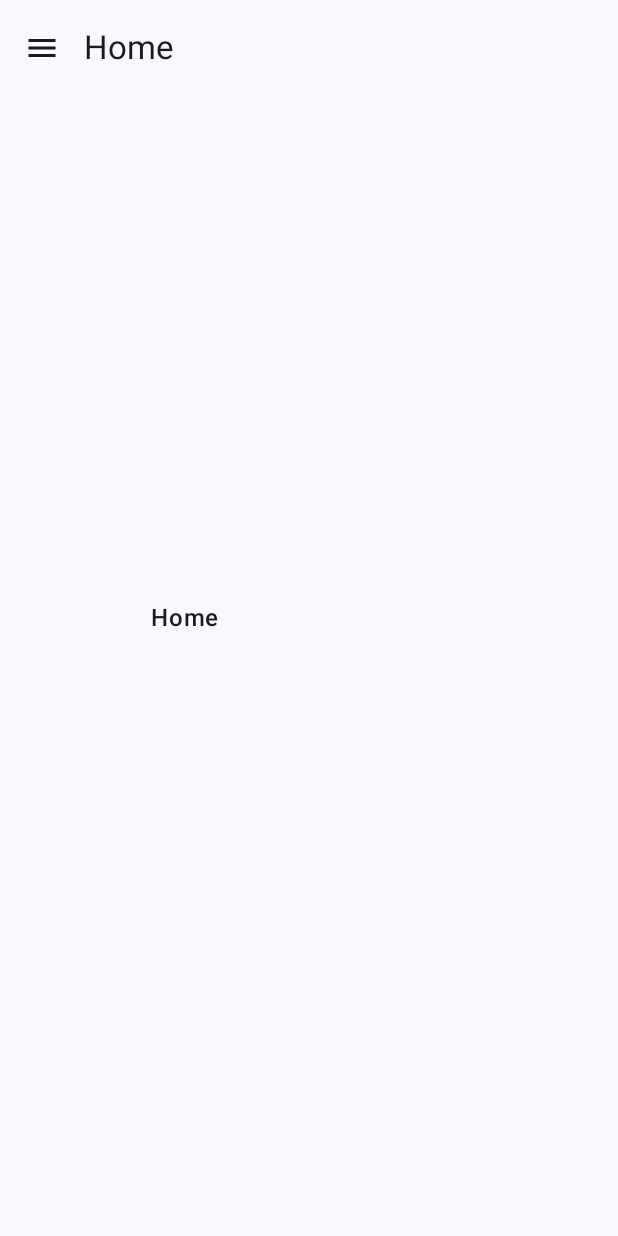
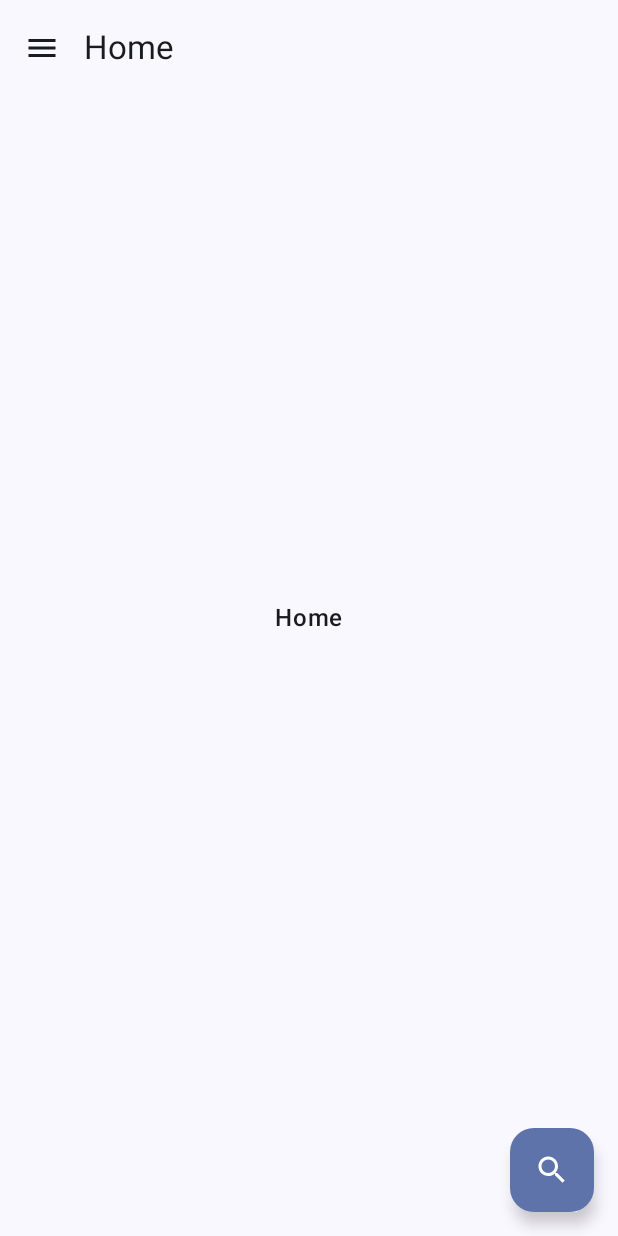
Before and after one commit to FF108/boothrum, an Android app built with Jetpack Compose: the screen it shows after launch (MainActivity), on a phone screen of 412 x 824 dp. Before the commit the screen is almost empty. Run offline under Robolectric (Android 15) with nearby library versions, the light colour scheme and no system bars.

Commit message:
FEAT-WIP : Starting navigation implementation FIX : Search button placement

```diff
--- a/app/build.gradle.kts
+++ b/app/build.gradle.kts
@@ -41,6 +41,7 @@ android {
 
 dependencies {
     implementation("androidx.compose.material:material:1.7.3")
+    implementation ("androidx.navigation:navigation-compose:2.8.0")
 }
 
 dependencies {
--- /dev/null
+++ b/app/src/main/java/com/isenap5/boothrum/HomeScreen.kt
@@ -0,0 +1,12 @@
+package com.isenap5.boothrum
+
+import androidx.compose.foundation.layout.Column
+import androidx.compose.material3.Text
+import androidx.compose.runtime.Composable
+
+@Composable
+fun HomeScreen() {
+    Column {
+        Text(text = "We are on Home Screen")
+    }
+}
--- a/app/src/main/java/com/isenap5/boothrum/MainScreen.kt
+++ b/app/src/main/java/com/isenap5/boothrum/MainScreen.kt
@@ -7,8 +7,8 @@ import androidx.compose.animation.core.animateDpAsState
 import androidx.compose.animation.core.animateFloatAsState
 import androidx.compose.foundation.background
 import androidx.compose.foundation.clickable
+import androidx.compose.foundation.layout.Arrangement
 import androidx.compose.foundation.layout.Box
-import androidx.compose.foundation.layout.Spacer
 import androidx.compose.foundation.layout.fillMaxSize
 import androidx.compose.foundation.layout.navigationBarsPadding
 import androidx.compose.foundation.layout.offset
@@ -46,10 +46,11 @@ import com.isenap5.boothrum.presentation.component.CustomDrawer
 import com.isenap5.boothrum.util.coloredShadow
 import com.isenap5.boothrum.presentation.component.FloatingSearchButton
 import androidx.compose.foundation.layout.Column
-import androidx.compose.foundation.layout.fillMaxHeight
-import androidx.compose.foundation.layout.fillMaxWidth
 import androidx.compose.foundation.layout.padding
+import androidx.navigation.compose.NavHost
+import androidx.navigation.compose.composable
 import kotlin.math.roundToInt
+import androidx.navigation.compose.rememberNavController
 
 @Composable
 fun MainScreen() {
@@ -57,6 +58,17 @@ fun MainScreen() {
     var selectedNavigationItem by rememberSaveable() { mutableStateOf(NavigationItem.Home) }
 
     var searchBarState by rememberSaveable() { mutableStateOf(SearchBarState.Closed) }
+
+    val navController = rememberNavController()
+    NavHost(navController = navController, startDestination = "home", builder = {
+        composable("home") { HomeScreen() }
+        composable("boards") { BoardsScreen()}
+        composable("favourite") { FavouriteScreen() }
+        composable("settings") { SettingsScreen()}
+        composable("about") { AboutScreen() }
+    })
+
+
 
     val configuration = LocalConfiguration.current
     val density = LocalDensity.current.density
@@ -141,13 +153,6 @@ fun MainContent(
             )
         }
     ) {
-        Column (
-            Modifier
-                .fillMaxHeight()
-                .fillMaxWidth(fraction = 0.6f).padding(horizontal = 16.dp)
-                .padding(horizontal = 12.dp),
-            horizontalAlignment = Alignment.CenterHorizontally
-        ) {
         Box(
             modifier = Modifier.fillMaxSize(),
             contentAlignment = Alignment.Center
@@ -158,7 +163,14 @@ fun MainContent(
                 fontWeight = FontWeight.Medium
             )
         }
-            Spacer(modifier = Modifier.weight(1f))
+        Column(modifier = Modifier
+                .padding(16.dp)
+                .fillMaxSize(),
+            verticalArrangement = Arrangement.Bottom,
+            horizontalAlignment = Alignment.End,
+
+        )
+        {
             FloatingSearchButton(onActionClick = { onSearchClick(searchBarState.opposite()) })
         }
     }
```
Also changed, not shown: app/src/main/java/com/isenap5/boothrum/AboutScreen.kt (added, +12 -0 lines), app/src/main/java/com/isenap5/boothrum/BoardsScreen.kt (added, +12 -0 lines), app/src/main/java/com/isenap5/boothrum/FavouriteScreen.kt (added, +12 -0 lines), app/src/main/java/com/isenap5/boothrum/SettingsScreen.kt (added, +12 -0 lines). Lines whose indentation alone changed are shown as unchanged.
